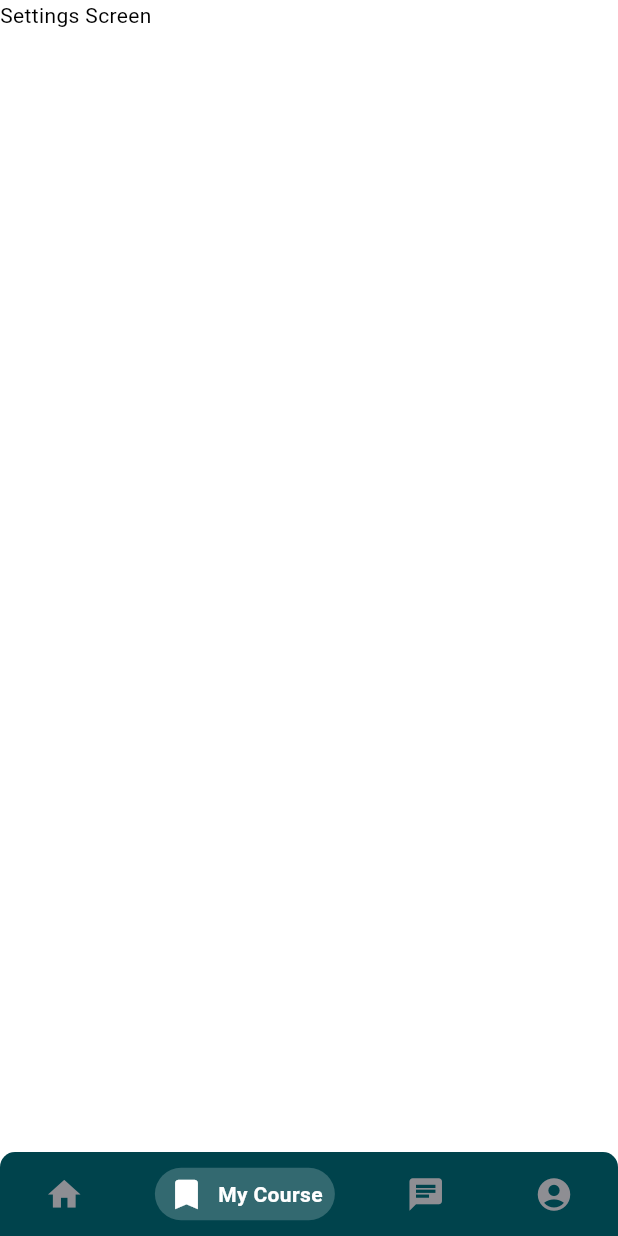
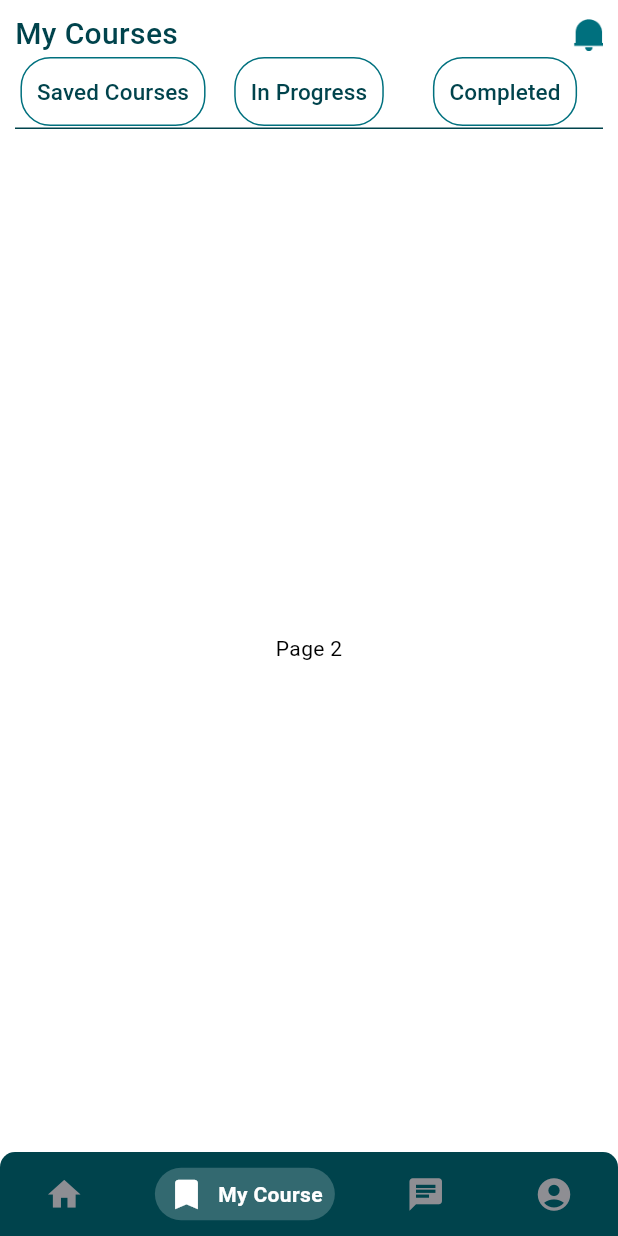
Before and after one commit to swagatapal/E_Learning, a Flutter app: the HomeConfig widget shown alone on an empty page, opened directly, item 2 of the bottom bar chosen, on a phone screen of 412 x 824 dp. Run offline on Flutter 3.47's test engine with Material 3 defaults, Android fonts, the phone set to English and light mode, and no system bars; drawn by our look-alikes of persistent_bottom_nav_bar; our stand-ins replace flutter_bounce, smooth_page_indicator; Roboto replaces fonts that are missing (Roboto-bold).

Commit message:
my Course tab ui

```diff
--- a/lib/Screens/Home/View/home_config.dart
+++ b/lib/Screens/Home/View/home_config.dart
@@ -1,3 +1,4 @@
+import 'package:e_learning/Screens/MyCourse/View/my_course_tab.dart';
 import 'package:e_learning/Screens/home/View/home_page.dart';
 import 'package:flutter/cupertino.dart';
 import 'package:flutter/material.dart';
@@ -17,7 +18,7 @@ class _HomeConfigState extends State<HomeConfig> {
   List<Widget> _buildScreens() {
     return [
       const HomePage(),
-      const SettingsScreen(),
+      const MyCourseTab(),
       const MyCourseScreen(),
       const ProfileScreen(),
     ];
@@ -113,16 +114,7 @@ class MainScreen extends StatelessWidget {
   }
 }
 
-class SettingsScreen extends StatelessWidget {
-  const SettingsScreen({super.key});
 
-  @override
-  Widget build(BuildContext context) {
-    return const Scaffold(
-      body: Text("Settings Screen"),
-    );
-  }
-}
 
 class MyCourseScreen extends StatelessWidget {
   const MyCourseScreen({super.key});
--- /dev/null
+++ b/lib/Screens/MyCourse/View/my_course_tab.dart
@@ -0,0 +1,58 @@
+import 'package:e_learning/Screens/Home/Widgets/category_item.dart';
+import 'package:e_learning/Screens/MyCourse/Widgets/my_course_heading.dart';
+import 'package:e_learning/Screens/MyCourse/Widgets/my_course_tab_container.dart';
+import 'package:flutter/material.dart';
+
+class MyCourseTab extends StatefulWidget {
+  const MyCourseTab({super.key});
+
+  @override
+  State<MyCourseTab> createState() => _MyCourseTabState();
+}
+
+class _MyCourseTabState extends State<MyCourseTab> {
+  @override
+  Widget build(BuildContext context) {
+    return  const SafeArea(
+      child: DefaultTabController(
+        length: 3,
+        initialIndex: 1,
+        child: Scaffold(
+          body: Padding(
+            padding:  EdgeInsets.only(top: 8.0, left: 10, right: 10),
+            child: Column(
+
+              children: [
+                MyCourseHeading(),
+                TabBar(
+                  labelPadding: EdgeInsets.zero,
+                labelColor:Colors.transparent,
+                  indicatorColor: Colors.transparent,
+                  indicatorSize: TabBarIndicatorSize.tab,
+                unselectedLabelColor: Colors.transparent,
+
+                  tabs: [
+                    Tab(child: MyCourseTabContainer(categoryName:"Saved Courses")),
+                    Tab(child: MyCourseTabContainer(categoryName:"In Progress")),
+                    Tab(child: MyCourseTabContainer(categoryName:"Completed")),
+
+
+                  ],
+                ),
+                Expanded(
+                  child: TabBarView(
+                    children: [
+                      Center(child: Text('Page 1')),
+                      Center(child: Text('Page 2')),
+                      Center(child: Text('Page 3')),
+                    ],
+                  ),
+                ),
+              ],
+            ),
+          ),
+        ),
+      ),
+    );
+  }
+}
--- /dev/null
+++ b/lib/Screens/MyCourse/Widgets/my_course_heading.dart
@@ -0,0 +1,28 @@
+import 'package:e_learning/Core/Utils/Helper/app_colors.dart';
+import 'package:flutter/material.dart';
+
+class MyCourseHeading extends StatelessWidget {
+  const MyCourseHeading({super.key});
+
+  @override
+  Widget build(BuildContext context) {
+    return Row(
+      mainAxisAlignment: MainAxisAlignment.spaceBetween,
+      children: [
+        Text(
+          "My Courses",
+          style: TextStyle(
+              color: Theme.of(context).colorScheme.onBackground,
+              fontSize: 20.0,
+              fontWeight: FontWeight.w500,
+              fontFamily: 'Roboto'),
+        ),
+        Image.asset(
+          "assets/images/notification.png",
+          height: 30,
+          width: 20,
+        )
+      ],
+    );
+  }
+}
--- /dev/null
+++ b/lib/Screens/MyCourse/Widgets/my_course_tab_container.dart
@@ -0,0 +1,32 @@
+import 'package:e_learning/Core/Utils/Helper/app_colors.dart';
+import 'package:flutter/material.dart';
+
+class MyCourseTabContainer extends StatelessWidget {
+  final String categoryName;
+  const MyCourseTabContainer({super.key, required this.categoryName});
+
+  @override
+  Widget build(BuildContext context) {
+    return Row(
+      mainAxisSize: MainAxisSize.min,
+      children: [
+        Container(
+          padding: const EdgeInsets.all(10.0),
+          alignment: Alignment.center,
+          decoration: BoxDecoration(
+            border: Border.all(color: AppColors.primaryButtonColor),
+            borderRadius: BorderRadius.circular(20.0),
+          ),
+          child: Text(
+            categoryName,
+            style: TextStyle(
+                fontSize: 15.0,
+                color: Theme.of(context).colorScheme.onBackground,
+                fontWeight: FontWeight.w500,
+                fontFamily: 'Roboto'),
+          ),
+        ),
+      ],
+    );
+  }
+}
```
